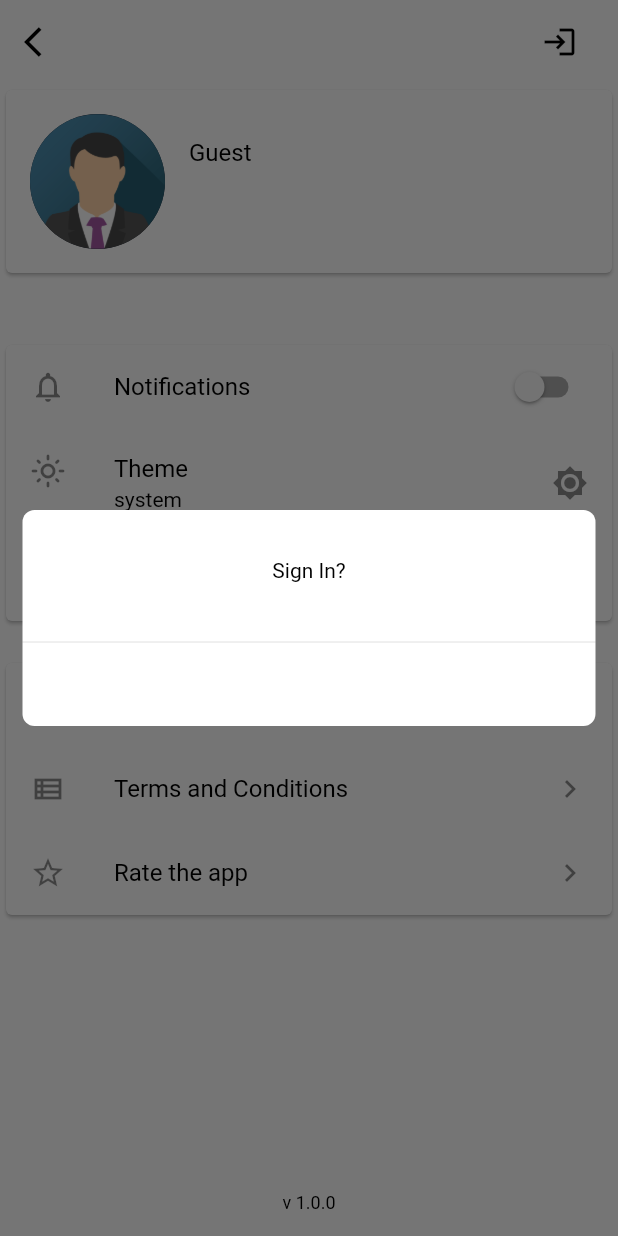
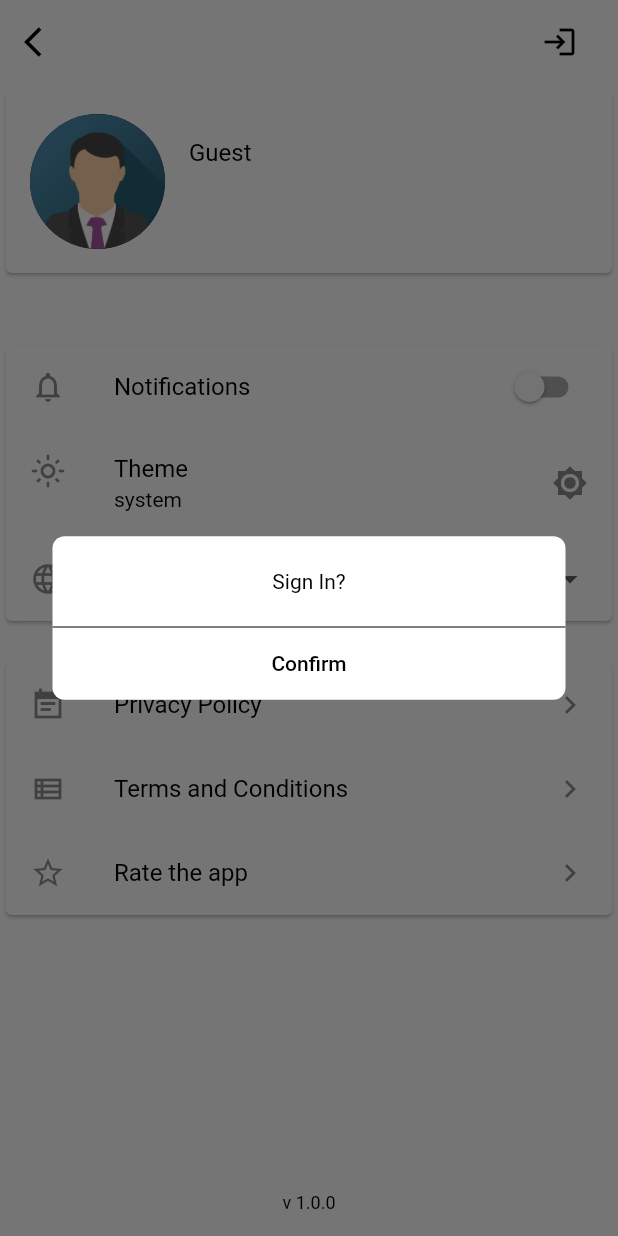
Before and after one commit to donettech/Durkhawpui, a Flutter app: the SettingsPage screen opened directly, after a tap on the "login" icon, on a phone screen of 412 x 824 dp. Run offline on Flutter 3.47's test engine with Material 2 defaults, Android fonts, the phone set to English and light mode, and no system bars; our stand-ins replace animate_do, cached_network_image, cloud_firestore, file_picker, firebase_auth, firebase_core and 14 more; missing offline and left inert: flutter_cached_pdfview, markdown_editable_textinput; accounts and stored records are empty.

Commit message:
theme compat for sign in/out dialog

```diff
--- a/lib/ui/commonWidgets/dialogCommon.dart
+++ b/lib/ui/commonWidgets/dialogCommon.dart
@@ -12,7 +12,7 @@ class CommonDialog extends StatelessWidget {
       child: Material(
         color: Colors.transparent,
         child: Container(
-          margin: EdgeInsets.symmetric(horizontal: 15, vertical: 20),
+          margin: EdgeInsets.symmetric(horizontal: 35, vertical: 20),
           decoration: BoxDecoration(
             borderRadius: BorderRadius.all(Radius.circular(8)),
             color: Theme.of(context).cardColor,
@@ -21,7 +21,7 @@ class CommonDialog extends StatelessWidget {
             mainAxisSize: MainAxisSize.min,
             children: [
               Container(
-                height: 80,
+                height: 60,
                 decoration: BoxDecoration(
                   borderRadius: BorderRadius.only(
                     topLeft: Radius.circular(8),
@@ -32,7 +32,10 @@ class CommonDialog extends StatelessWidget {
                   child: Text(title),
                 ),
               ),
-              Divider(),
+              Divider(
+                height: 1,
+                color: Theme.of(context).textTheme.bodyText1!.color,
+              ),
               body
             ],
           ),
--- a/lib/ui/home/homeSettings/settings_page.dart
+++ b/lib/ui/home/homeSettings/settings_page.dart
@@ -64,7 +64,9 @@ class _SettingsPageState extends State<SettingsPage> {
                   body: TextButton(
                     child: Text(
                       "Confirm",
-                      style: Theme.of(context).textTheme.button,
+                      style: GoogleFonts.roboto(
+                        color: Theme.of(context).textTheme.bodyText1!.color,
+                      ),
                       textAlign: TextAlign.center,
                     ),
                     onPressed: () {
@@ -87,7 +89,9 @@ class _SettingsPageState extends State<SettingsPage> {
                   body: TextButton(
                     child: Text(
                       "Confirm",
-                      style: Theme.of(context).textTheme.button,
+                      style: GoogleFonts.roboto(
+                        color: Theme.of(context).textTheme.bodyText1!.color,
+                      ),
                       textAlign: TextAlign.center,
                     ),
                     onPressed: () {
```
